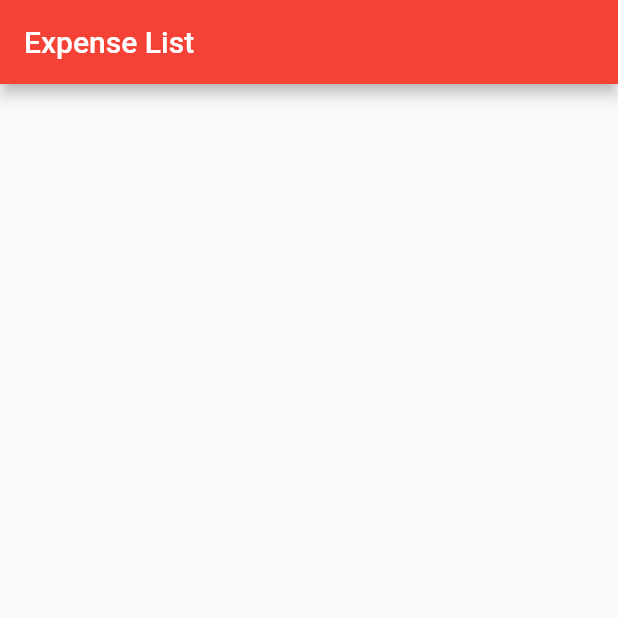
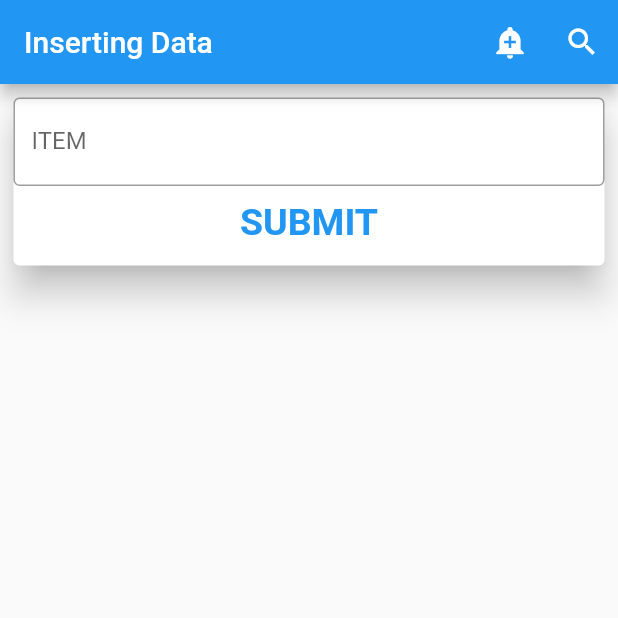
Before and after one commit to sanjibsinha/flutter_data_and_backend, a Flutter app: the screen it shows after launch, on a phone screen of 412 x 824 dp, the top half of it. Run offline on Flutter 3.47's test engine with Material 2 defaults, Android fonts, the phone set to English and light mode, and no system bars; our stand-ins replace sqflite; accounts and stored records are empty.

Commit message:
now working

```diff
--- a/lib/main.dart
+++ b/lib/main.dart
@@ -2,5 +2,5 @@
 import 'view/my_app.dart';
 
 void main() {
-  runApp(const ExpenseApp());
+  runApp(const MyApp());
 }
--- a/lib/view/my_app.dart
+++ b/lib/view/my_app.dart
@@ -1,33 +1,161 @@
 import 'package:flutter/material.dart';
-import 'expense_first_page.dart';
+import 'package:flutter_data_and_backend/model/user.dart';
+import 'package:flutter_data_and_backend/view/future_dark.dart';
 
-class ExpenseApp extends StatelessWidget {
-  const ExpenseApp({Key? key}) : super(key: key);
+/// we're now in branch four
+///
+class MyApp extends StatelessWidget {
+  const MyApp({Key? key}) : super(key: key);
 
-  // This widget is the root of your application.
   @override
   Widget build(BuildContext context) {
-    return MaterialApp(
-      title: 'Flutter Demo',
-      debugShowCheckedModeBanner: false,
-      theme: ThemeData(
-        primarySwatch: Colors.red,
-      ),
-      home: const ExpensePage(),
+    return const MaterialApp(
+      title: 'Inserting Data',
+      home: MyAppHome(),
     );
   }
 }
 
-class ExpensePage extends StatelessWidget {
-  const ExpensePage({Key? key}) : super(key: key);
+class MyAppHome extends StatefulWidget {
+  const MyAppHome({Key? key}) : super(key: key);
+
+  @override
+  State<MyAppHome> createState() => _MyAppHomeState();
+}
+
+class _MyAppHomeState extends State<MyAppHome> {
+  final List<User> usersList = [];
+
+  final nameController = TextEditingController();
+
+  void addName(String name) {
+    final user = User(
+      name: name,
+    );
+    setState(() {
+      usersList.add(user);
+    });
+  }
 
   @override
   Widget build(BuildContext context) {
     return Scaffold(
       appBar: AppBar(
-        title: const Text('Expense List'),
+        title: const Text('Inserting Data'),
+        actions: <Widget>[
+          IconButton(
+            icon: const Icon(Icons.add_alert),
+            tooltip: 'Show Snackbar',
+            onPressed: () {
+              ScaffoldMessenger.of(context).showSnackBar(
+                const SnackBar(
+                  content: Text('A SnackBar'),
+                ),
+              );
+            },
+          ),
+          IconButton(
+            icon: const Icon(Icons.search_outlined),
+            tooltip: 'Search',
+            onPressed: () {
+              // our code
+            },
+          ),
+        ],
       ),
-      body: const UserFirstPage(),
+      body: Center(
+        child: Column(
+          children: [
+            Container(
+              padding: const EdgeInsets.all(5),
+              child: Card(
+                elevation: 10,
+                child: Column(
+                  children: [
+                    TextField(
+                      decoration: const InputDecoration(
+                        border: OutlineInputBorder(),
+                        labelText: 'ITEM',
+                        suffixStyle: TextStyle(
+                          fontSize: 50,
+                          fontWeight: FontWeight.bold,
+                        ),
+                      ),
+                      controller: nameController,
+                    ),
+                    TextButton(
+                      onPressed: () {
+                        addName(
+                          nameController.text,
+                        );
+                      },
+                      child: const Text(
+                        'SUBMIT',
+                        style: TextStyle(
+                          fontSize: 25,
+                          fontWeight: FontWeight.bold,
+                        ),
+                      ),
+                    ),
+                    const SizedBox(
+                      height: 5,
+                    ),
+                  ],
+                ),
+              ),
+            ),
+            NavigationWidget(usersList: usersList),
+          ],
+        ),
+      ),
     );
   }
 }
+
+class NavigationWidget extends StatelessWidget {
+  const NavigationWidget({
+    Key? key,
+    required this.usersList,
+  }) : super(key: key);
+
+  final List<User> usersList;
+
+  @override
+  Widget build(BuildContext context) {
+    return Center(
+      child: Container(
+        padding: const EdgeInsets.all(5),
+        height: 150,
+        width: 350,
+        child: Column(
+          children: usersList.map((e) {
+            return Column(
+              children: [
+                TextButton(
+                  onPressed: () {
+                    Navigator.push(
+                      context,
+                      MaterialPageRoute(
+                        builder: (context) => FutureDark(
+                          name: e.name,
+                        ),
+                      ),
+                    );
+                  },
+                  child: const Text(
+                    'Navigate',
+                    style: TextStyle(
+                      fontSize: 30.0,
+                      fontWeight: FontWeight.bold,
+                      color: Colors.redAccent,
+                    ),
+                  ),
+                ),
+              ],
+            );
+          }).toList(),
+        ),
+      ),
+    );
+  }
+}
```
Also changed, not shown: lib/model/database_handler.dart (+4 -4 lines), lib/view/future_dark.dart (added, +69 -0 lines).
